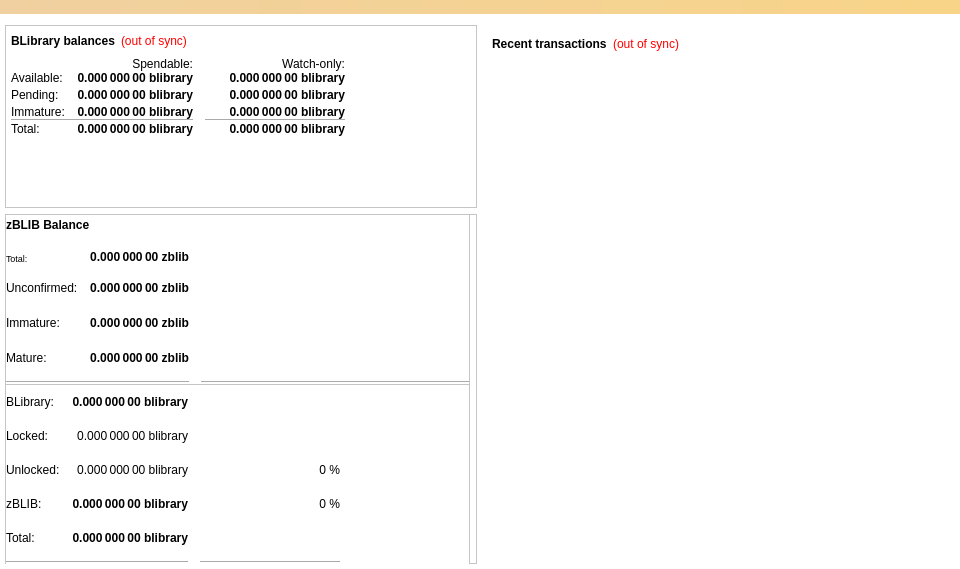
Old version of the form src/qt/forms/overviewpage.ui in the repository blockchain-library/BLibraryCore.
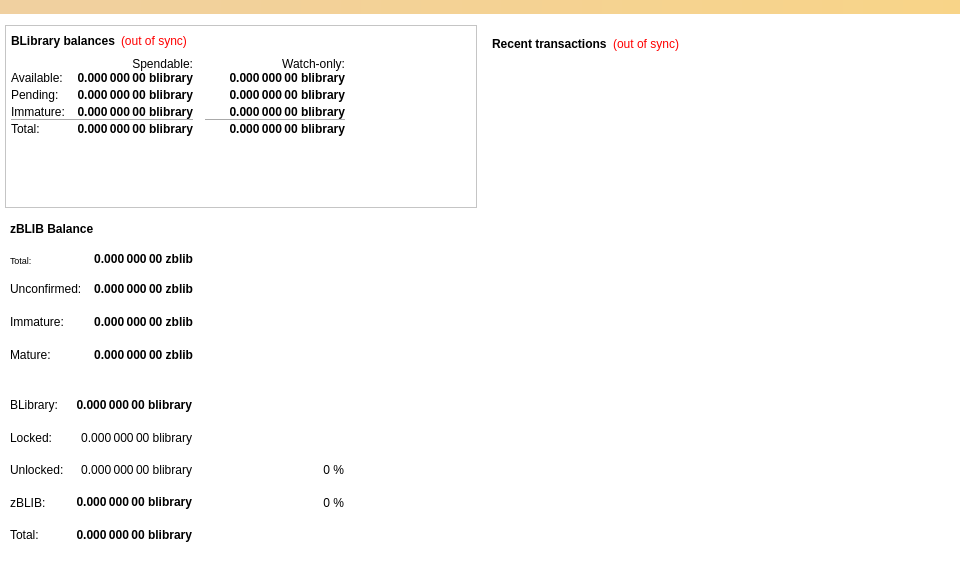
New version of the form.

The edit to the form file:
```diff
--- a/src/qt/forms/overviewpage.ui
+++ b/src/qt/forms/overviewpage.ui
@@ -464,6 +464,10 @@
          <property name="layoutDirection">
           <enum>Qt::LeftToRight</enum>
          </property>
+         <property name="styleSheet">
+          <string notr="true">background-color: #fff;
+border-radius: 5px;</string>
+         </property>
          <property name="frameShape">
           <enum>QFrame::StyledPanel</enum>
          </property>
@@ -471,7 +475,7 @@
           <enum>QFrame::Raised</enum>
          </property>
          <property name="lineWidth">
-          <number>6</number>
+          <number>1</number>
          </property>
          <widget class="QPushButton" name="runAutoDenom">
           <property name="geometry">
@@ -932,6 +936,10 @@
             <height>201</height>
            </rect>
           </property>
+          <property name="styleSheet">
+           <string notr="true">border-radius: 5px;
+background-color: #fff;</string>
+          </property>
           <property name="frameShape">
            <enum>QFrame::StyledPanel</enum>
           </property>
@@ -940,16 +948,16 @@
           </property>
           <layout class="QVBoxLayout" name="verticalLayout_5">
            <property name="leftMargin">
-            <number>0</number>
+            <number>5</number>
            </property>
            <property name="topMargin">
-            <number>0</number>
+            <number>5</number>
            </property>
            <property name="rightMargin">
-            <number>0</number>
+            <number>5</number>
            </property>
            <property name="bottomMargin">
-            <number>0</number>
+            <number>5</number>
            </property>
            <item>
             <layout class="QHBoxLayout" name="horizontalLayout_5" stretch="0">
@@ -1213,6 +1221,10 @@
             <height>171</height>
            </rect>
           </property>
+          <property name="styleSheet">
+           <string notr="true">border-radius: 5px;
+background-color: #fff;</string>
+          </property>
           <property name="frameShape">
            <enum>QFrame::StyledPanel</enum>
           </property>
@@ -1221,16 +1233,16 @@
           </property>
           <layout class="QVBoxLayout" name="verticalLayout_7">
            <property name="leftMargin">
-            <number>0</number>
+            <number>5</number>
            </property>
            <property name="topMargin">
-            <number>0</number>
+            <number>5</number>
            </property>
            <property name="rightMargin">
-            <number>0</number>
+            <number>5</number>
            </property>
            <property name="bottomMargin">
-            <number>0</number>
+            <number>5</number>
            </property>
            <item>
             <layout class="QHBoxLayout" name="horizontalLayout_8" stretch="0">
```
